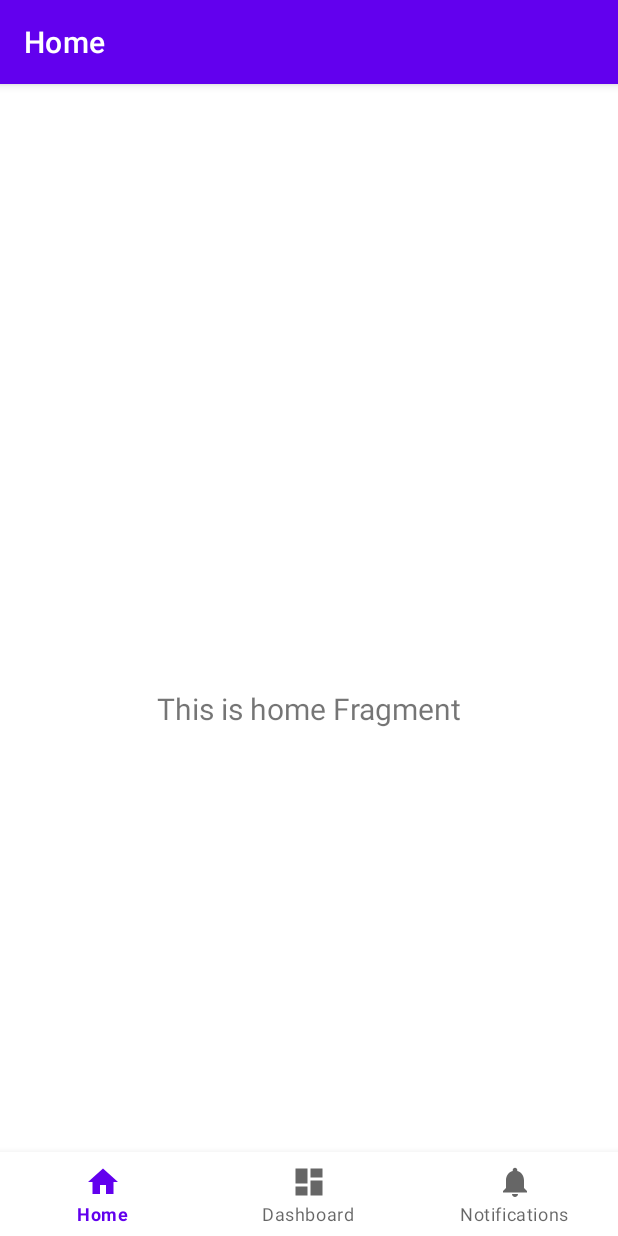
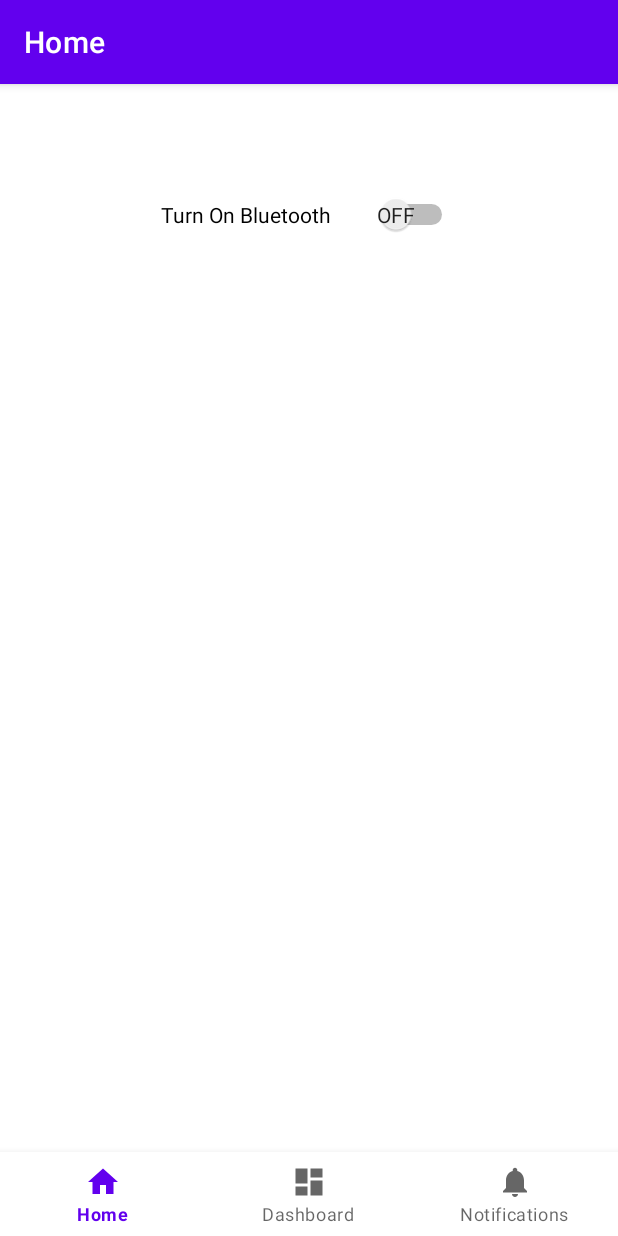
Before and after one commit to aihenry2980/MyAppTabbed, an Android app: the screen it shows after launch (MainActivity), on a phone screen of 412 x 824 dp. Run offline under Robolectric (Android 15) with nearby library versions, the phone set to English and light mode, and no system bars; our stand-ins replace navigation-ui.

Commit message:
replaced text home with bluetooth switch

```diff
--- a/app/src/main/java/com/example/myapptabbed/ui/home/HomeFragment.kt
+++ b/app/src/main/java/com/example/myapptabbed/ui/home/HomeFragment.kt
@@ -28,10 +28,10 @@ class HomeFragment : Fragment() {
 		_binding = FragmentHomeBinding.inflate(inflater, container, false)
 		val root: View = binding.root
 
-		val textView: TextView = binding.textHome
-		homeViewModel.text.observe(viewLifecycleOwner) {
-			textView.text = it
-		}
+//		val textView: TextView = binding.switchBluetooth
+//		homeViewModel.text.observe(viewLifecycleOwner) {
+//			textView.text = it
+//		}
 		return root
 	}
 
--- a/app/src/main/res/layout/fragment_home.xml
+++ b/app/src/main/res/layout/fragment_home.xml
@@ -6,16 +6,12 @@
     android:layout_height="match_parent"
     tools:context=".ui.home.HomeFragment">
 
-    <TextView
-        android:id="@+id/text_home"
-        android:layout_width="match_parent"
-        android:layout_height="wrap_content"
-        android:layout_marginStart="8dp"
-        android:layout_marginTop="8dp"
-        android:layout_marginEnd="8dp"
-        android:textAlignment="center"
-        android:textSize="20sp"
-        app:layout_constraintBottom_toBottomOf="parent"
+    <Switch
+        android:id="@+id/switch_bluetooth"
+        android:layout_width="198dp"
+        android:layout_height="62dp"
+        android:showText="true"
+        android:text="Turn On Bluetooth"
         app:layout_constraintEnd_toEndOf="parent"
         app:layout_constraintStart_toStartOf="parent"
         app:layout_constraintTop_toTopOf="parent" />
--- a/app/src/main/res/values/strings.xml
+++ b/app/src/main/res/values/strings.xml
@@ -1,5 +1,5 @@
 <resources>
-    <string name="app_name">MyAppTabbed</string>
+    <string name="app_name">MyAppTabbed_JX</string>
     <string name="title_home">Home</string>
     <string name="title_dashboard">Dashboard</string>
     <string name="title_notifications">Notifications</string>
```
